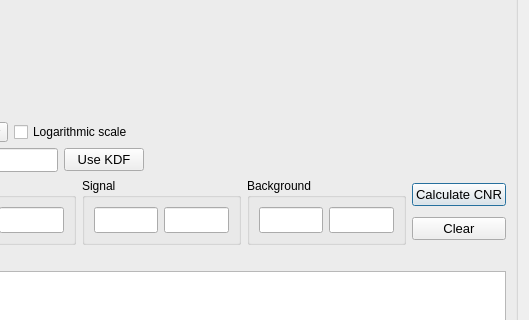
Old version of the form SpidrMpx3Eq/profiledialog.ui in the repository navrit/dexter; both pictures show x 106 to 635 and y 160 to 480 of the 635 by 574 pixel window.
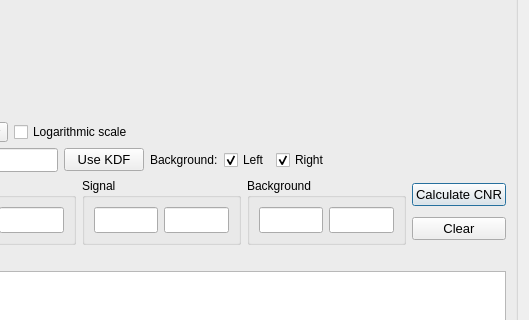
New version of the form. Custom widgets are drawn as their Qt base class.

Patch:
```diff
--- a/SpidrMpx3Eq/profiledialog.ui
+++ b/SpidrMpx3Eq/profiledialog.ui
@@ -145,6 +145,33 @@
             </property>
            </widget>
           </item>
+          <item>
+           <widget class="QLabel" name="label_2">
+            <property name="text">
+             <string>Background:</string>
+            </property>
+           </widget>
+          </item>
+          <item>
+           <widget class="QCheckBox" name="checkBox_left">
+            <property name="text">
+             <string>Left</string>
+            </property>
+            <property name="checked">
+             <bool>true</bool>
+            </property>
+           </widget>
+          </item>
+          <item>
+           <widget class="QCheckBox" name="checkBox_right">
+            <property name="text">
+             <string>Right</string>
+            </property>
+            <property name="checked">
+             <bool>true</bool>
+            </property>
+           </widget>
+          </item>
           <item>
            <spacer name="horizontalSpacer_3">
             <property name="orientation">
```
